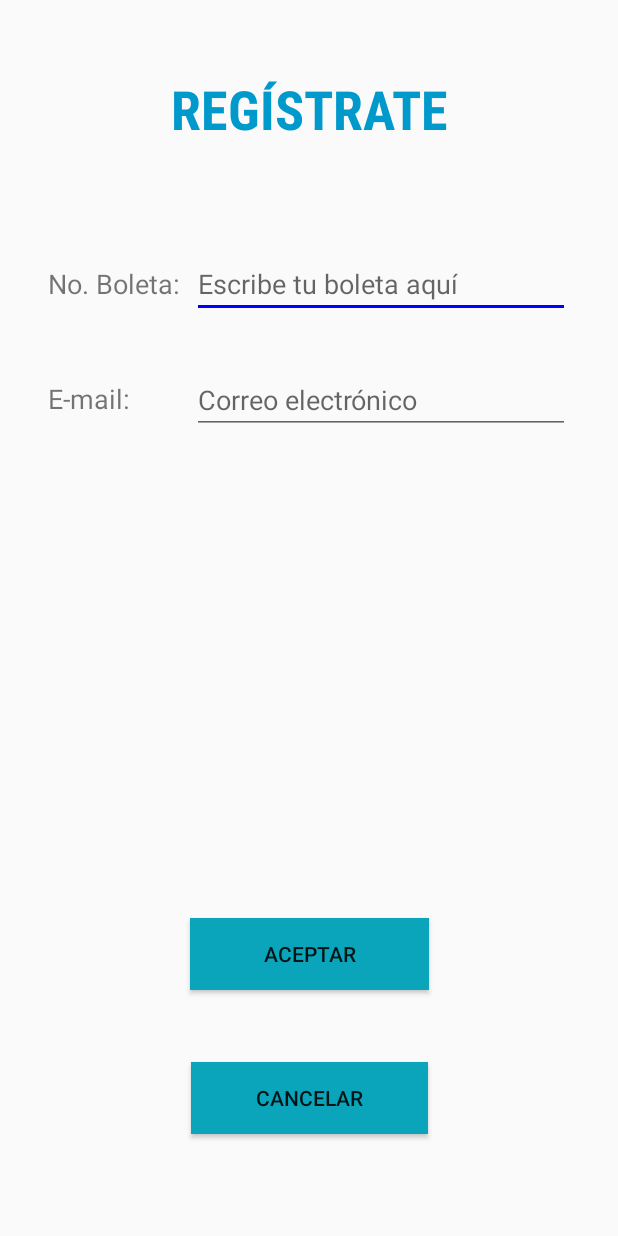
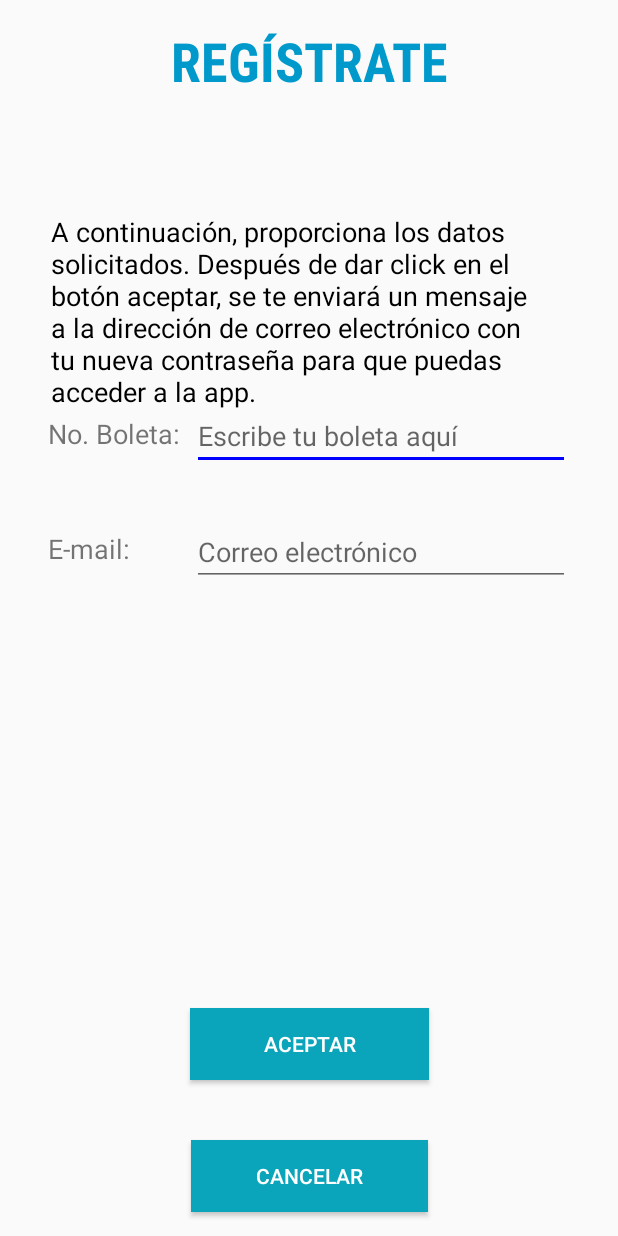
Before and after one commit to alexjusto10/AppBecas, an Android app: the Registro screen opened directly, with no data from a screen before it, on a phone screen of 412 x 824 dp. Run offline under Robolectric (Android 15) with nearby library versions, the phone set to English and light mode, and no system bars; libraries missing offline, so code that uses them is left out: javax.mail, javax.mail.internet.

Commit message:
- NetworkInfo added to Registro (Verify the internet conection). - Changed button's text color.

```diff
--- a/app/src/main/AndroidManifest.xml
+++ b/app/src/main/AndroidManifest.xml
@@ -11,6 +11,7 @@
     <uses-permission android:name="android.permission.ACCESS_FINE_LOCATION" />
     <uses-permission android:name="android.permission.ACCESS_COARSE_LOCATION" />
     <uses-permission android:name="android.permission.INTERNET" />
+    <uses-permission android:name="android.permission.ACCESS_NETWORK_STATE" />
 
     <uses-feature android:name="android.hardware.location.gps" />
 
--- a/app/src/main/java/escom/ipn/mx/appbecas/Registro.java
+++ b/app/src/main/java/escom/ipn/mx/appbecas/Registro.java
@@ -6,10 +6,11 @@ import android.content.Context;
 import android.content.Intent;
 import android.database.Cursor;
 import android.database.sqlite.SQLiteDatabase;
+import android.net.ConnectivityManager;
+import android.net.NetworkInfo;
 import android.os.AsyncTask;
 import android.os.Bundle;
 import android.support.v7.app.AppCompatActivity;
-import android.util.Log;
 import android.util.Patterns;
 
 import java.util.Random;
@@ -29,6 +30,8 @@ import javax.mail.Session;
 import javax.mail.Transport;
 import javax.mail.internet.InternetAddress;
 import javax.mail.internet.MimeMessage;
+
+import static java.security.AccessController.getContext;
 
 
 public class Registro extends Activity {
@@ -107,6 +110,10 @@ public class Registro extends Activity {
 
                             if (FirstTime(txtBoleta.getText().toString())) { // SI NO SE HA REGISTRADO, SE ENVIA CORREO Y SE ACTUALIZAN SUS DATOS
 
+                                ConnectivityManager conexion = (ConnectivityManager) getSystemService(Context.CONNECTIVITY_SERVICE);
+                                NetworkInfo networkInfo = conexion.getActiveNetworkInfo();
+
+                                if (networkInfo != null && networkInfo.isConnected()) {
                                     String actualizaAlumno = "UPDATE Alumno SET email = '" + txtEmail.getText().toString()
                                             + "' WHERE boleta ='" + txtBoleta.getText().toString() + "'";
                                     db.execSQL(actualizaAlumno);
@@ -138,7 +145,11 @@ public class Registro extends Activity {
 
                                     db.close();
                                 } else {
-                                Toast.makeText(Registro.this,"Error, esta boleta ya ha sido registrada", Toast.LENGTH_LONG);
+                                    Toast.makeText(Registro.this, "No se pudo realizar el registro" +
+                                            ", verifica tu acceso a Internet e intenta nuevamente", Toast.LENGTH_LONG).show();
+                                }
+                            } else {
+                                Toast.makeText(Registro.this,"Error, esta boleta ya ha sido registrada", Toast.LENGTH_LONG).show();
                             }
                         }
                     }
--- a/app/src/main/res/layout/activity_login.xml
+++ b/app/src/main/res/layout/activity_login.xml
@@ -69,6 +69,7 @@
         android:layout_marginTop="40dp"
         android:background="#0aa5ba"
         android:text="@string/btn_login"
+        android:textColor="@android:color/background_light"
         android:theme="@android:style/ButtonBar"
         app:layout_constraintEnd_toEndOf="parent"
         app:layout_constraintHorizontal_bias="0.503"
@@ -84,6 +85,7 @@
         android:layout_marginTop="20dp"
         android:background="#0aa5ba"
         android:text="@string/btn_register"
+        android:textColor="@android:color/background_light"
         android:theme="@android:style/ButtonBar"
         app:layout_constraintEnd_toEndOf="parent"
         app:layout_constraintStart_toStartOf="parent"
--- a/app/src/main/res/layout/activity_registro.xml
+++ b/app/src/main/res/layout/activity_registro.xml
@@ -25,10 +25,10 @@
         android:id="@+id/lbRegistrar"
         android:layout_width="wrap_content"
         android:layout_height="wrap_content"
+        android:layout_marginBottom="8dp"
+        android:layout_marginEnd="8dp"
         android:layout_marginStart="8dp"
-        android:layout_marginTop="48dp"
-        android:layout_marginEnd="8dp"
-        android:layout_marginBottom="8dp"
+        android:layout_marginTop="16dp"
         android:fontFamily="sans-serif-condensed"
         android:text="@string/btn_register"
         android:textColor="@android:color/holo_blue_dark"
@@ -41,11 +41,28 @@
         app:layout_constraintVertical_bias="0.0" />
 
     <TextView
+        android:id="@+id/txt_instructionRegister"
+        android:layout_width="344dp"
+        android:layout_height="136dp"
+        android:layout_marginBottom="8dp"
+        android:layout_marginEnd="8dp"
+        android:layout_marginStart="8dp"
+        android:layout_marginTop="8dp"
+        android:text="@string/txt_instructionRegister"
+        android:textColor="@android:color/background_dark"
+        android:textSize="18sp"
+        app:layout_constraintBottom_toBottomOf="parent"
+        app:layout_constraintEnd_toEndOf="parent"
+        app:layout_constraintStart_toStartOf="parent"
+        app:layout_constraintTop_toTopOf="parent"
+        app:layout_constraintVertical_bias="0.199" />
+
+    <TextView
         android:id="@+id/lbUser"
         android:layout_width="wrap_content"
         android:layout_height="wrap_content"
         android:layout_marginStart="32dp"
-        android:layout_marginTop="80dp"
+        android:layout_marginTop="212dp"
         android:text="@string/txt_registrationnumber"
         android:textSize="18sp"
         app:layout_constraintEnd_toEndOf="parent"
@@ -57,16 +74,18 @@
         android:id="@+id/txtBoleta"
         android:layout_width="0dp"
         android:layout_height="wrap_content"
+        android:layout_marginEnd="32dp"
         android:layout_marginStart="8dp"
-        android:layout_marginEnd="32dp"
         android:ems="10"
         android:hint="@string/hint_registrationnumber"
         android:inputType="textPersonName"
         android:labelFor="@id/txtBoleta"
         app:layout_constraintBottom_toBottomOf="@+id/lbUser"
         app:layout_constraintEnd_toEndOf="parent"
+        app:layout_constraintHorizontal_bias="0.0"
         app:layout_constraintStart_toEndOf="@+id/lbUser"
-        app:layout_constraintTop_toTopOf="@+id/lbUser" />
+        app:layout_constraintTop_toTopOf="@+id/lbUser"
+        app:layout_constraintVertical_bias="0.428" />
 
     <EditText
         android:id="@+id/txtEmail"
@@ -86,12 +105,13 @@
         android:id="@+id/btnAceptar"
         android:layout_width="159dp"
         android:layout_height="wrap_content"
-        android:layout_marginBottom="48dp"
+        android:layout_marginBottom="40dp"
         android:layout_marginEnd="8dp"
         android:layout_marginStart="8dp"
         android:layout_marginTop="8dp"
         android:background="#0aa5ba"
         android:text="@string/btn_accept"
+        android:textColor="@android:color/background_light"
         app:layout_constraintBottom_toTopOf="@+id/btnCancelar"
         app:layout_constraintEnd_toEndOf="parent"
         app:layout_constraintHorizontal_bias="0.502"
@@ -103,11 +123,12 @@
         android:id="@+id/btnCancelar"
         android:layout_width="158dp"
         android:layout_height="wrap_content"
-        android:layout_marginBottom="68dp"
+        android:layout_marginBottom="16dp"
         android:layout_marginEnd="8dp"
         android:layout_marginStart="8dp"
         android:background="#0aa5ba"
         android:text="@string/btn_cancel"
+        android:textColor="@android:color/background_light"
         app:layout_constraintBottom_toBottomOf="parent"
         app:layout_constraintEnd_toEndOf="parent"
         app:layout_constraintStart_toStartOf="parent" />
--- a/app/src/main/res/values/strings.xml
+++ b/app/src/main/res/values/strings.xml
@@ -34,6 +34,9 @@
     <string name="txt_contest">\tConvocatorias</string>
     <string name="txt_data">\tDatos Personales</string>
     <string name="txt_beca">\tBeca</string>
+    <string name="txt_instructionRegister">A continuación, proporciona los datos solicitados. Después de dar click en el botón
+        aceptar, se te enviará un mensaje a la dirección de correo electrónico
+        con tu nueva contraseña para que puedas acceder a la app. </string>
     <string name="btn_login">ENTRAR</string>
     <string name="btn_register">REGÍSTRATE</string>
     <string name="btn_accept">ACEPTAR</string>
```
Lines whose indentation alone changed are shown as unchanged.
